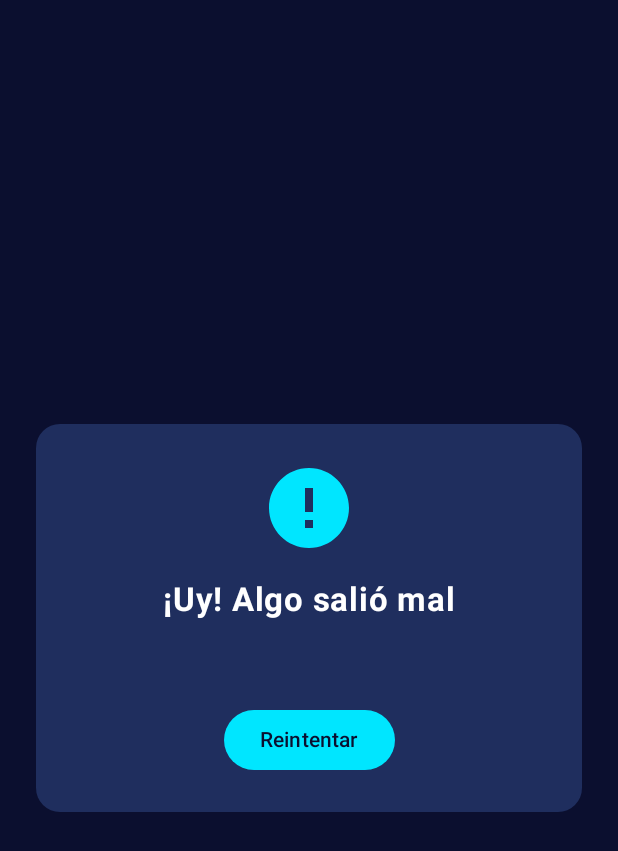
After one commit to ArmandoAgui/Vibelyze, an Android app built with Jetpack Compose: the composable ErrorScreen called with empty values, on a phone screen of 412 x 824 dp. The commit adds this screen. Shown: the top 851 px of the screen. Run offline under Robolectric (Android 15) with nearby library versions, the phone set to English and light mode, and no system bars.

Commit message:
:art: error screen desing

```diff
--- a/Vibelyze/app/build.gradle.kts
+++ b/Vibelyze/app/build.gradle.kts
@@ -41,6 +41,8 @@ android {
 
 dependencies {
 
+
+    implementation ("androidx.compose.material:material-icons-extended")
     implementation(libs.androidx.core.ktx)
     implementation(libs.androidx.lifecycle.runtime.ktx)
     implementation(libs.androidx.activity.compose)
--- a/Vibelyze/app/src/main/java/com/vibelyze/MainActivity.kt
+++ b/Vibelyze/app/src/main/java/com/vibelyze/MainActivity.kt
@@ -11,6 +11,7 @@ import androidx.compose.material3.Text
 import androidx.compose.runtime.Composable
 import androidx.compose.ui.Modifier
 import androidx.compose.ui.tooling.preview.Preview
+import com.vibelyze.ui.screens.error.ErrorScreen
 import com.vibelyze.ui.theme.VibelyzeTheme
 
 class MainActivity : ComponentActivity() {
@@ -37,11 +38,3 @@ fun Greeting(name: String, modifier: Modifier = Modifier) {
         modifier = modifier
     )
 }
-
-@Preview(showBackground = true)
-@Composable
-fun GreetingPreview() {
-    VibelyzeTheme {
-        Greeting("Android")
-    }
-}
--- /dev/null
+++ b/Vibelyze/app/src/main/java/com/vibelyze/ui/screens/error/ErrorScreen.kt
@@ -0,0 +1,90 @@
+package com.vibelyze.ui.screens.error
+
+import androidx.compose.foundation.background
+import androidx.compose.foundation.layout.*
+import androidx.compose.foundation.shape.RoundedCornerShape
+import androidx.compose.material.icons.Icons
+import androidx.compose.material.icons.filled.Error
+import androidx.compose.material3.*
+import androidx.compose.runtime.Composable
+import androidx.compose.ui.Alignment
+import androidx.compose.ui.Modifier
+import androidx.compose.ui.graphics.Color
+import androidx.compose.ui.text.font.FontWeight
+import androidx.compose.ui.tooling.preview.Preview
+import androidx.compose.ui.unit.dp
+import androidx.compose.ui.unit.sp
+
+@Composable
+fun ErrorScreen(
+    message: String,
+    onRetry: () -> Unit
+) {
+    val backgroundColor = Color(0xFF0B0F2F) // Azul Medianoche
+    val cardColor = Color(0xFF1F2E5E) // Azul más claro
+    val accentColor = Color(0xFF00E6FF) // Cian Brillante
+
+    Surface(
+        modifier = Modifier
+            .fillMaxSize()
+            .background(backgroundColor),
+        color = backgroundColor
+    ) {
+        Box(
+            modifier = Modifier.fillMaxSize(),
+            contentAlignment = Alignment.Center
+        ) {
+            Card(
+                shape = RoundedCornerShape(16.dp),
+                colors = CardDefaults.cardColors(containerColor = cardColor),
+                modifier = Modifier
+                    .padding(24.dp)
+                    .fillMaxWidth()
+            ) {
+                Column(
+                    modifier = Modifier
+                        .padding(24.dp)
+                        .fillMaxWidth(),
+                    horizontalAlignment = Alignment.CenterHorizontally
+                ) {
+                    Icon(
+                        imageVector = Icons.Default.Error,
+                        contentDescription = "Error",
+                        tint = accentColor,
+                        modifier = Modifier.size(64.dp)
+                    )
+                    Spacer(modifier = Modifier.height(16.dp))
+                    Text(
+                        text = "¡Uy! Algo salió mal",
+                        color = Color.White,
+                        fontSize = 22.sp,
+                        fontWeight = FontWeight.Bold
+                    )
+                    Spacer(modifier = Modifier.height(8.dp))
+                    Text(
+                        text = message,
+                        color = Color.White.copy(alpha = 0.7f),
+                        fontSize = 16.sp,
+                        textAlign = androidx.compose.ui.text.style.TextAlign.Center
+                    )
+                    Spacer(modifier = Modifier.height(24.dp))
+                    Button(
+                        onClick = onRetry,
+                        colors = ButtonDefaults.buttonColors(containerColor = accentColor)
+                    ) {
+                        Text(text = "Reintentar", color = backgroundColor)
+                    }
+                }
+            }
+        }
+    }
+}
+
+@Preview(showBackground = true)
+@Composable
+fun ErrorScreenPreview() {
+    ErrorScreen(
+        message = "No se pudo cargar la información. Intenta de nuevo.",
+        onRetry = {}
+    )
+}
```
